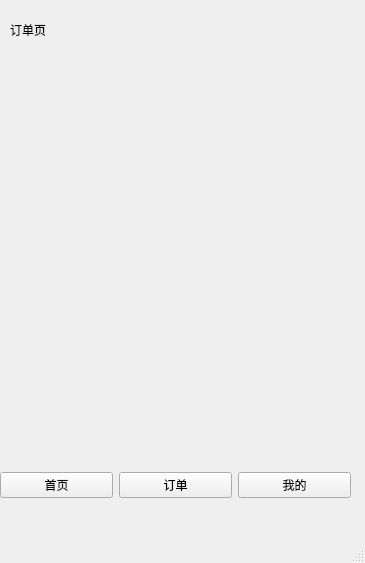
The window that client/mainwindow.ui (justinwills/ChargingPlatform) describes before a commit, drawn with Qt 5.
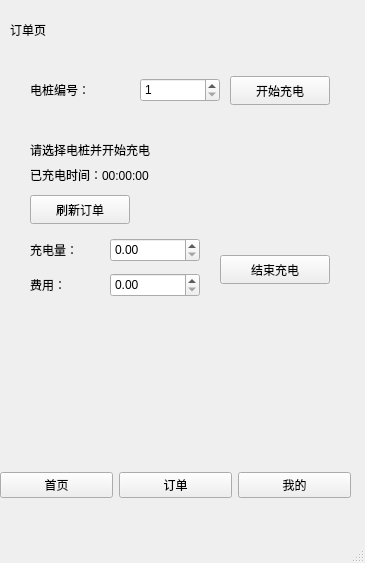
The same window after the commit. The open tabs and pages were chosen to show the change.

Commit message: 前端： 查询未完成订单 查询充电桩状态 创建充电订单 充电中计时/计费/计电量 更新订单与桩状态

Diff of the .ui file:
```diff
--- a/client/mainwindow.ui
+++ b/client/mainwindow.ui
@@ -255,6 +255,158 @@
        <string>订单页</string>
       </property>
      </widget>
+    <widget class="QLabel" name="labelPileId">
+     <property name="geometry">
+      <rect>
+       <x>30</x>
+       <y>80</y>
+       <width>100</width>
+       <height>20</height>
+      </rect>
+     </property>
+     <property name="text">
+      <string>电桩编号：</string>
+     </property>
+    </widget>
+    <widget class="QSpinBox" name="spinPileId">
+     <property name="geometry">
+      <rect>
+       <x>140</x>
+       <y>78</y>
+       <width>80</width>
+       <height>24</height>
+      </rect>
+     </property>
+     <property name="minimum">
+      <number>1</number>
+     </property>
+     <property name="value">
+      <number>1</number>
+     </property>
+    </widget>
+    <widget class="QPushButton" name="BtnStartCharging">
+     <property name="geometry">
+      <rect>
+       <x>230</x>
+       <y>76</y>
+       <width>100</width>
+       <height>29</height>
+      </rect>
+     </property>
+     <property name="text">
+      <string>开始充电</string>
+     </property>
+    </widget>
+    <widget class="QLabel" name="labelOrderStatus">
+     <property name="geometry">
+      <rect>
+       <x>30</x>
+       <y>130</y>
+       <width>300</width>
+       <height>40</height>
+      </rect>
+     </property>
+     <property name="text">
+      <string>请选择电桩并开始充电</string>
+     </property>
+    </widget>
+    <widget class="QLabel" name="labelElapsedTime">
+     <property name="geometry">
+      <rect>
+       <x>30</x>
+       <y>165</y>
+       <width>300</width>
+       <height>20</height>
+      </rect>
+     </property>
+     <property name="text">
+      <string>已充电时间：00:00:00</string>
+     </property>
+    </widget>
+    <widget class="QPushButton" name="BtnRefreshOrder">
+     <property name="geometry">
+      <rect>
+       <x>30</x>
+       <y>195</y>
+       <width>100</width>
+       <height>29</height>
+      </rect>
+     </property>
+     <property name="text">
+      <string>刷新订单</string>
+     </property>
+    </widget>
+    <widget class="QLabel" name="labelAmount">
+     <property name="geometry">
+      <rect>
+       <x>30</x>
+       <y>240</y>
+       <width>80</width>
+       <height>20</height>
+      </rect>
+     </property>
+     <property name="text">
+      <string>充电量：</string>
+     </property>
+    </widget>
+    <widget class="QDoubleSpinBox" name="spinAmount">
+     <property name="geometry">
+      <rect>
+       <x>110</x>
+       <y>238</y>
+       <width>90</width>
+       <height>24</height>
+      </rect>
+     </property>
+     <property name="maximum">
+      <double>999999.000000000000000</double>
+     </property>
+     <property name="decimals">
+      <number>2</number>
+     </property>
+    </widget>
+    <widget class="QLabel" name="labelFee">
+     <property name="geometry">
+      <rect>
+       <x>30</x>
+       <y>275</y>
+       <width>80</width>
+       <height>20</height>
+      </rect>
+     </property>
+     <property name="text">
+      <string>费用：</string>
+     </property>
+    </widget>
+    <widget class="QDoubleSpinBox" name="spinFee">
+     <property name="geometry">
+      <rect>
+       <x>110</x>
+       <y>273</y>
+       <width>90</width>
+       <height>24</height>
+      </rect>
+     </property>
+     <property name="maximum">
+      <double>999999.000000000000000</double>
+     </property>
+     <property name="decimals">
+      <number>2</number>
+     </property>
+    </widget>
+    <widget class="QPushButton" name="BtnSettleOrder">
+     <property name="geometry">
+      <rect>
+       <x>220</x>
+       <y>255</y>
+       <width>110</width>
+       <height>29</height>
+      </rect>
+     </property>
+     <property name="text">
+      <string>结束充电</string>
+     </property>
+    </widget>
     </widget>
    </widget>
    <widget class="QWidget" name="widgetNavigation" native="true">
```
Left out of the diff: 14 changed lines with no effect on the pictures. The commit also changes 4 other files.
